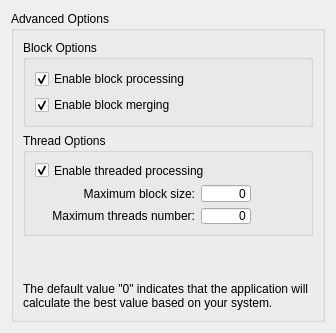
This is src/terralib/qt/widgets/rp/ui/SegmenterAdvancedOptionsWizardPageForm.ui in claudiobogossian/terralib5 as Qt 5 draws it before an edit. The edited form follows.
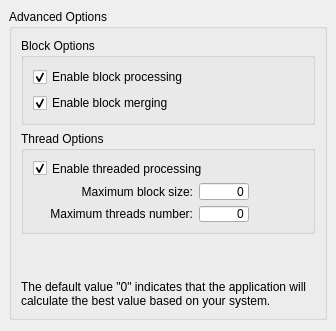
This is the edited form.

Patch:
```diff
--- a/src/terralib/qt/widgets/rp/ui/SegmenterAdvancedOptionsWizardPageForm.ui
+++ b/src/terralib/qt/widgets/rp/ui/SegmenterAdvancedOptionsWizardPageForm.ui
@@ -15,13 +15,13 @@
   </property>
   <layout class="QGridLayout" name="gridLayout_5">
    <property name="leftMargin">
-    <number>11</number>
+    <number>9</number>
    </property>
    <property name="topMargin">
-    <number>11</number>
+    <number>9</number>
    </property>
    <property name="rightMargin">
-    <number>11</number>
+    <number>9</number>
    </property>
    <item row="0" column="0">
     <widget class="QGroupBox" name="groupBox_3">
```
